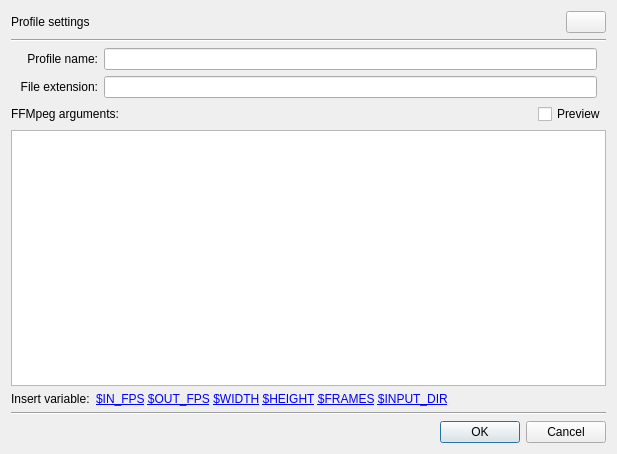
The window that plugins/dockers/recorder/recorder_profile_settings.ui (KDE/krita) describes before a commit, drawn with Qt 5.
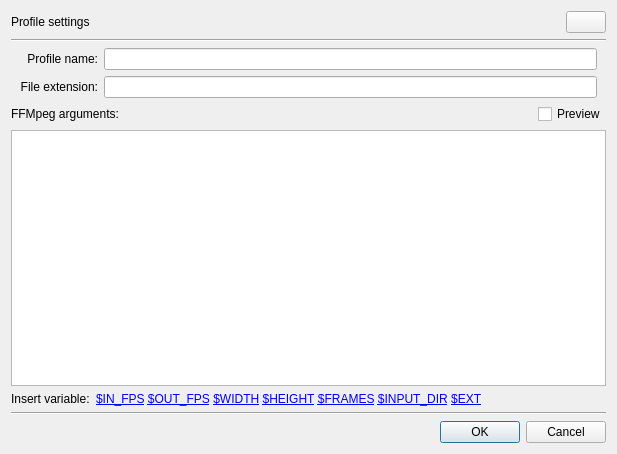
The same window after the commit. Icons and pictures are not drawn.

Diff of the .ui file:
```diff
--- a/plugins/dockers/recorder/recorder_profile_settings.ui
+++ b/plugins/dockers/recorder/recorder_profile_settings.ui
@@ -102,6 +102,7 @@
 &lt;a href=&quot;$HEIGHT&quot;&gt;$HEIGHT&lt;/a&gt;
 &lt;a href=&quot;$FRAMES&quot;&gt;$FRAMES&lt;/a&gt;
 &lt;a href=&quot;$INPUT_DIR&quot;&gt;$INPUT_DIR&lt;/a&gt;
+&lt;a href=&quot;$EXT&quot;&gt;$EXT&lt;/a&gt;
 </string>
            </property>
            <property name="wordWrap">
```
Left out of the diff: 34 changed lines with no effect on the pictures.
